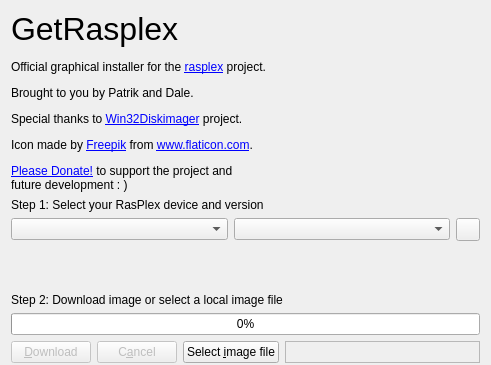
The window that installer.ui (RasPlex/rasplex-installer) describes before a commit, drawn with Qt 5; both pictures show x 0 to 491 and y 0 to 365 of the 491 by 791 pixel window.
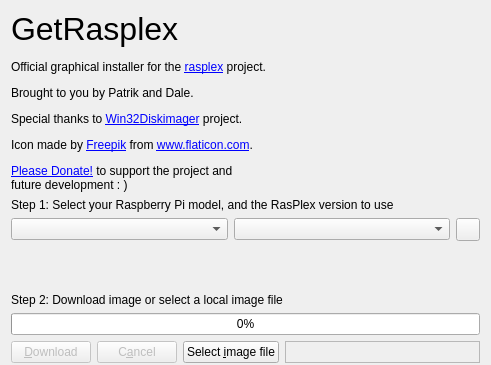
The same window after the commit. Icons and pictures are not drawn.

Commit message: Clarify text for Step 1

```diff
--- a/installer.ui
+++ b/installer.ui
@@ -52,7 +52,7 @@
    <item>
     <widget class="QLabel" name="deviceSelectText">
      <property name="text">
-      <string>Step 1: Select your RasPlex device and version</string>
+      <string>Step 1: Select your Raspberry Pi model, and the RasPlex version to use</string>
      </property>
     </widget>
    </item>
```
